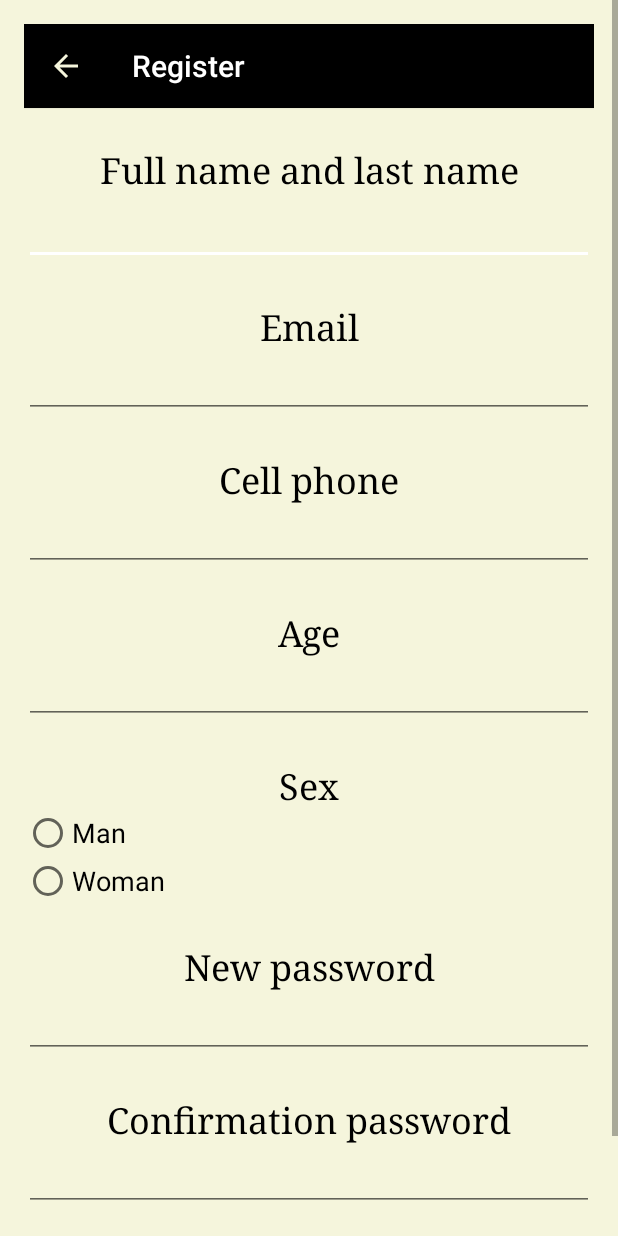
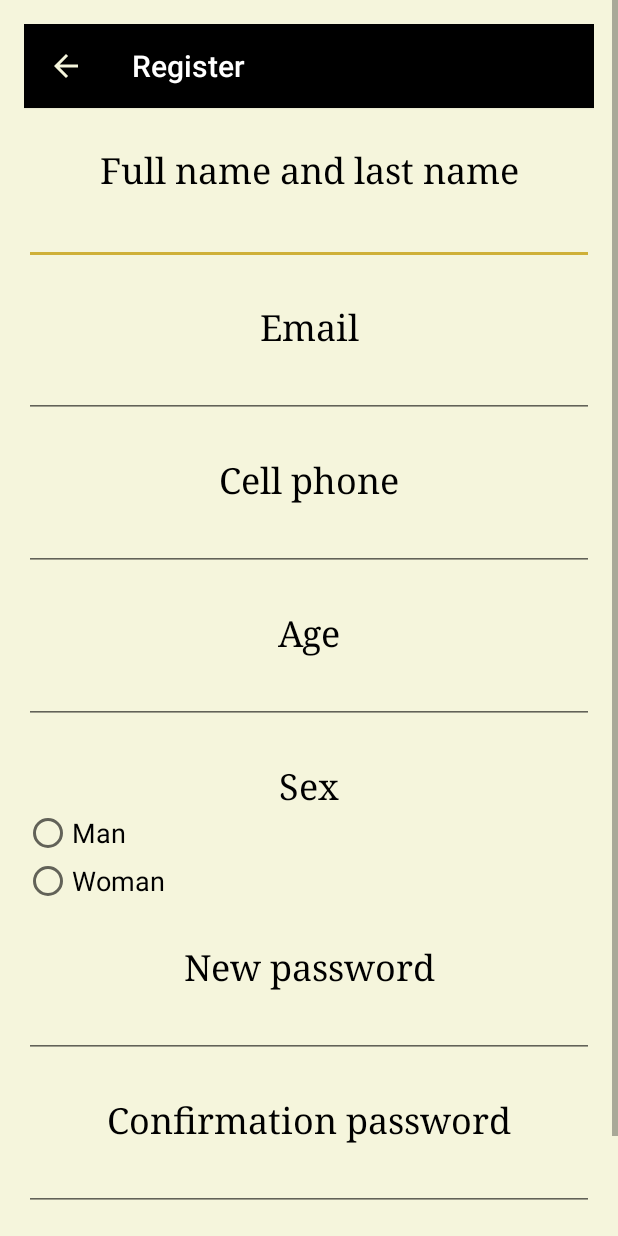
Before and after one commit to rainerr19/SportsONbeta, an Android app: the screen it shows after launch (register), after a tap on "CREATE NEW ACCOUNT", on a phone screen of 412 x 824 dp. Run offline under Robolectric (Android 15) with nearby library versions, the phone set to English and light mode, and no system bars; our stand-ins replace Volley; network calls fail; 1 statement that could not run was skipped.

Commit message:
Volley singleton
-control de clases(singleton)
-manejo de activity
-mejorar el color para focus text

```diff
--- a/app/src/main/java/com/example/sportson/sportsonbeta/carga.java
+++ b/app/src/main/java/com/example/sportson/sportsonbeta/carga.java
@@ -18,7 +18,7 @@ public class carga extends AppCompatActivity {
                 startActivity(intent);
                 finish();
             }
-        },2000);
+        },2500);
 
     }
 }
--- a/app/src/main/res/layout/activity_register.xml
+++ b/app/src/main/res/layout/activity_register.xml
@@ -208,6 +208,13 @@
             android:layout_width="match_parent"
             android:layout_height="25dp" />
 
+        <ProgressBar
+            style="?android:attr/progressBarStyle"
+            android:layout_width="match_parent"
+            android:id="@+id/progresRegister"
+            android:layout_height="70dp"
+            android:visibility="gone" />
+
         <Button
             android:text="@string/nex"
             android:layout_width="match_parent"
--- a/app/src/main/res/values/colors.xml
+++ b/app/src/main/res/values/colors.xml
@@ -2,7 +2,7 @@
 <resources>
     <color name="colorPrimary">#010101</color>
     <color name="colorPrimaryDark">#696969</color>
-    <color name="colorAccent">#ffffff</color>
+    <color name="colorAccent">#CFB038</color>
     <color name="colorBone">#f5f5dc</color>
 
 </resources>
```
Also changed, not shown: app/src/main/java/com/example/sportson/sportsonbeta/Intro.java (+32 -2 lines), app/src/main/java/com/example/sportson/sportsonbeta/SingletonVolley.java (added, +43 -0 lines), app/src/main/java/com/example/sportson/sportsonbeta/confirmation.java (+4 -5 lines), app/src/main/java/com/example/sportson/sportsonbeta/register.java (+24 -18 lines).
